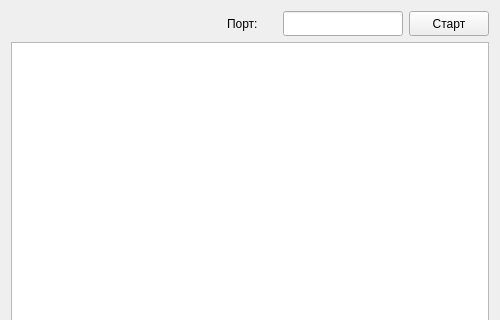
Old version of the form Исходники/ServerTest/servertest.ui in the repository dudeel/Chat-Client-Server; both pictures show x 0 to 500 and y 0 to 320 of the 500 by 600 pixel window.
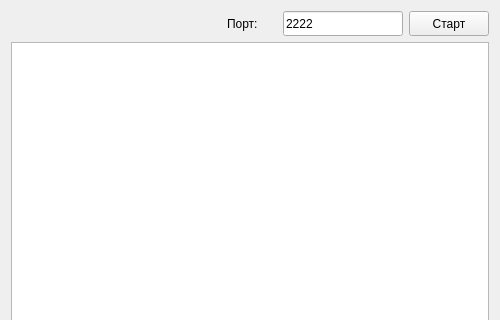
New version of the form.

The edit to the form file:
```diff
--- a/Исходники/ServerTest/servertest.ui
+++ b/Исходники/ServerTest/servertest.ui
@@ -79,7 +79,7 @@
          <string/>
         </property>
         <property name="text">
-         <string/>
+         <string>2222</string>
         </property>
         <property name="maxLength">
          <number>8</number>
```
Left out of the diff: 10 changed lines with no effect on the pictures.
